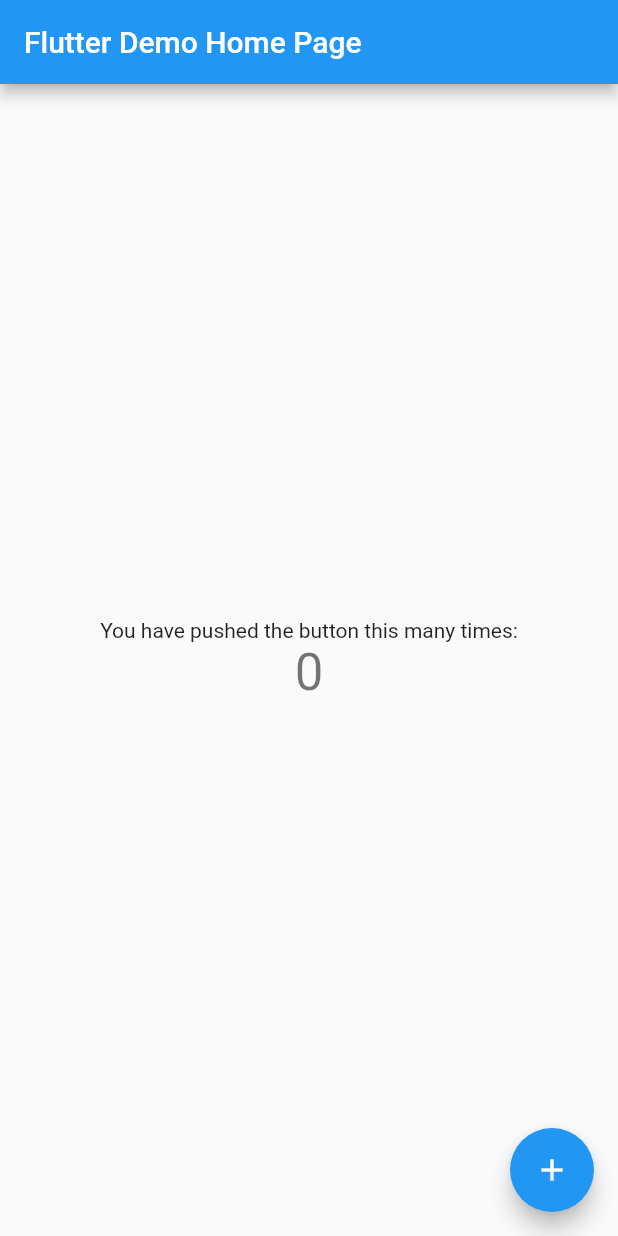
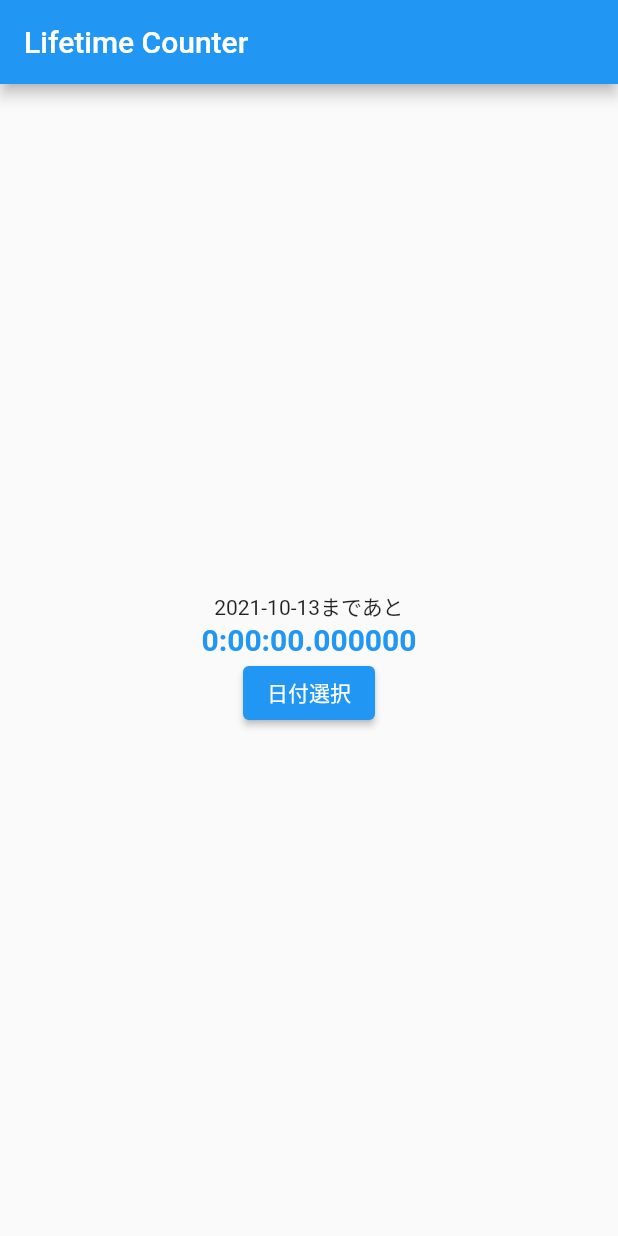
Before and after one commit to kentaro0901/lifetime-counter, a Flutter app: the screen it shows after launch, on a phone screen of 412 x 824 dp. Run offline on Flutter 3.47's test engine with Material 2 defaults, Android fonts, the phone set to English and light mode, and no system bars.

Commit message:
[add] 基本的な機能の追加

```diff
--- a/lib/main.dart
+++ b/lib/main.dart
@@ -1,4 +1,6 @@
 import 'package:flutter/material.dart';
+import 'dart:async';
+import 'package:intl/intl.dart';
 
 void main() {
   runApp(const MyApp());
@@ -7,109 +9,90 @@ void main() {
 class MyApp extends StatelessWidget {
   const MyApp({Key? key}) : super(key: key);
 
-  // This widget is the root of your application.
   @override
   Widget build(BuildContext context) {
     return MaterialApp(
-      title: 'Flutter Demo',
+      title: 'Lifetime Counter',
       theme: ThemeData(
-        // This is the theme of your application.
-        //
-        // Try running your application with "flutter run". You'll see the
-        // application has a blue toolbar. Then, without quitting the app, try
-        // changing the primarySwatch below to Colors.green and then invoke
-        // "hot reload" (press "r" in the console where you ran "flutter run",
-        // or simply save your changes to "hot reload" in a Flutter IDE).
-        // Notice that the counter didn't reset back to zero; the application
-        // is not restarted.
         primarySwatch: Colors.blue,
       ),
-      home: const MyHomePage(title: 'Flutter Demo Home Page'),
+      home: const MyHomePage(title: 'Lifetime Counter'),
     );
   }
 }
 
 class MyHomePage extends StatefulWidget {
   const MyHomePage({Key? key, required this.title}) : super(key: key);
-
-  // This widget is the home page of your application. It is stateful, meaning
-  // that it has a State object (defined below) that contains fields that affect
-  // how it looks.
-
-  // This class is the configuration for the state. It holds the values (in this
-  // case the title) provided by the parent (in this case the App widget) and
-  // used by the build method of the State. Fields in a Widget subclass are
-  // always marked "final".
-
   final String title;
 
   @override
-  State<MyHomePage> createState() => _MyHomePageState();
+  State<MyHomePage> createState() => _ChangeFormState();
 }
 
-class _MyHomePageState extends State<MyHomePage> {
-  int _counter = 0;
+class _ChangeFormState extends State<MyHomePage> {
 
-  void _incrementCounter() {
-    setState(() {
-      // This call to setState tells the Flutter framework that something has
-      // changed in this State, which causes it to rerun the build method below
-      // so that the display can reflect the updated values. If we changed
-      // _counter without calling setState(), then the build method would not be
-      // called again, and so nothing would appear to happen.
-      _counter++;
+  DateTime _date = DateTime.now(); //目標
+  String _dateString = DateFormat('yyyy-MM-dd').format(DateTime.now()); //表示用
+  Duration _duration = const Duration(); //目標との差分
+
+  @override
+  void initState() {
+    super.initState();
+    Timer.periodic(const Duration(milliseconds: 50), _onTimer);
+  }
+
+  void _onTimer(Timer timer) {
+    var _now = DateTime.now();
+    setState(() => { // 更新を伝える
+      _duration = _now.isBefore(_date) ? _date.difference(_now): const Duration()
     });
+  }
+
+  Future<void> _selectDate(BuildContext context) async {
+    final DateTime? picked = await showDatePicker(
+        context: context,
+        initialDate: _date,
+        firstDate: DateTime.now(),
+        lastDate: _date.add(const Duration(days: 80*366))
+    );
+    if(picked != null) {
+      setState(() => {
+        _date = picked,
+        _dateString = DateFormat('yyyy-MM-dd').format(picked),
+      });
+    }
   }
 
   @override
   Widget build(BuildContext context) {
-    // This method is rerun every time setState is called, for instance as done
-    // by the _incrementCounter method above.
-    //
-    // The Flutter framework has been optimized to make rerunning build methods
-    // fast, so that you can just rebuild anything that needs updating rather
-    // than having to individually change instances of widgets.
     return Scaffold(
       appBar: AppBar(
-        // Here we take the value from the MyHomePage object that was created by
-        // the App.build method, and use it to set our appbar title.
         title: Text(widget.title),
       ),
       body: Center(
-        // Center is a layout widget. It takes a single child and positions it
-        // in the middle of the parent.
         child: Column(
-          // Column is also a layout widget. It takes a list of children and
-          // arranges them vertically. By default, it sizes itself to fit its
-          // children horizontally, and tries to be as tall as its parent.
-          //
-          // Invoke "debug painting" (press "p" in the console, choose the
-          // "Toggle Debug Paint" action from the Flutter Inspector in Android
-          // Studio, or the "Toggle Debug Paint" command in Visual Studio Code)
-          // to see the wireframe for each widget.
-          //
-          // Column has various properties to control how it sizes itself and
-          // how it positions its children. Here we use mainAxisAlignment to
-          // center the children vertically; the main axis here is the vertical
-          // axis because Columns are vertical (the cross axis would be
-          // horizontal).
           mainAxisAlignment: MainAxisAlignment.center,
           children: <Widget>[
-            const Text(
-              'You have pushed the button this many times:',
+            Center(
+                child:Text("$_dateStringまであと")
             ),
-            Text(
-              '$_counter',
-              style: Theme.of(context).textTheme.headline4,
+            Center(
+                child:Text(
+                  "$_duration",
+                  style: TextStyle(
+                    fontWeight: FontWeight.bold,
+                    fontSize: 20,
+                    color: Theme.of(context).primaryColor,
+                  ),
+                )
             ),
+            ElevatedButton(
+                onPressed: () => _selectDate(context),
+                child: const Text('日付選択'),
+            )
           ],
         ),
       ),
-      floatingActionButton: FloatingActionButton(
-        onPressed: _incrementCounter,
-        tooltip: 'Increment',
-        child: const Icon(Icons.add),
-      ), // This trailing comma makes auto-formatting nicer for build methods.
     );
   }
 }
--- a/pubspec.yaml
+++ b/pubspec.yaml
@@ -34,6 +34,7 @@ dependencies:
   # The following adds the Cupertino Icons font to your application.
   # Use with the CupertinoIcons class for iOS style icons.
   cupertino_icons: ^1.0.2
+  intl: ^0.17.0
 
 dev_dependencies:
   flutter_test:
```
Also changed, not shown: pubspec.lock.
